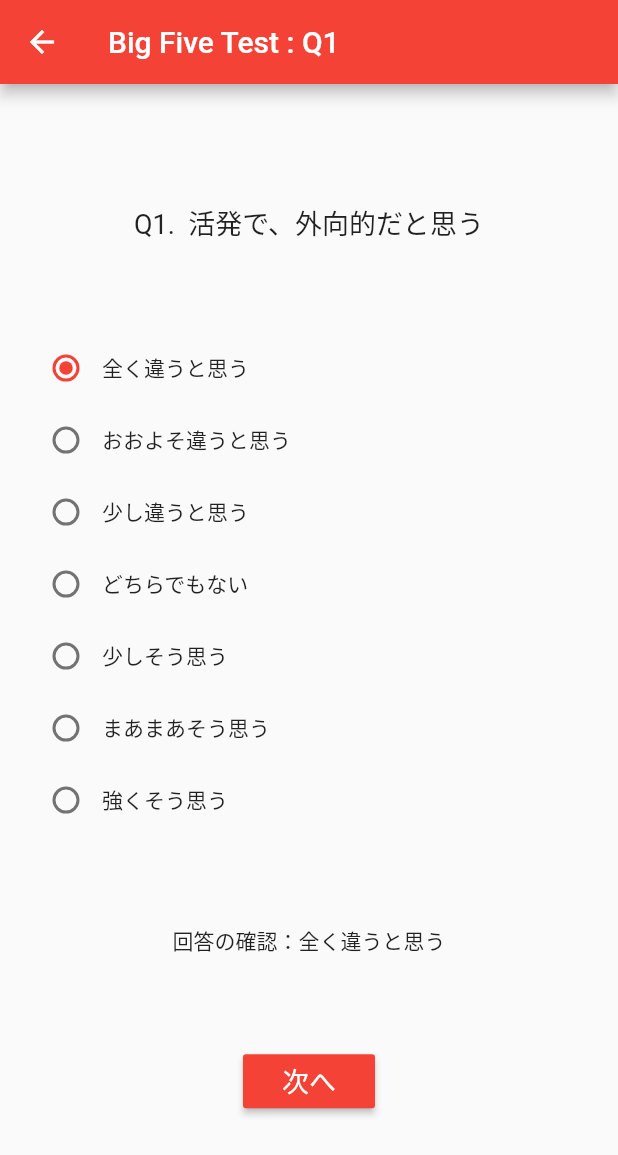
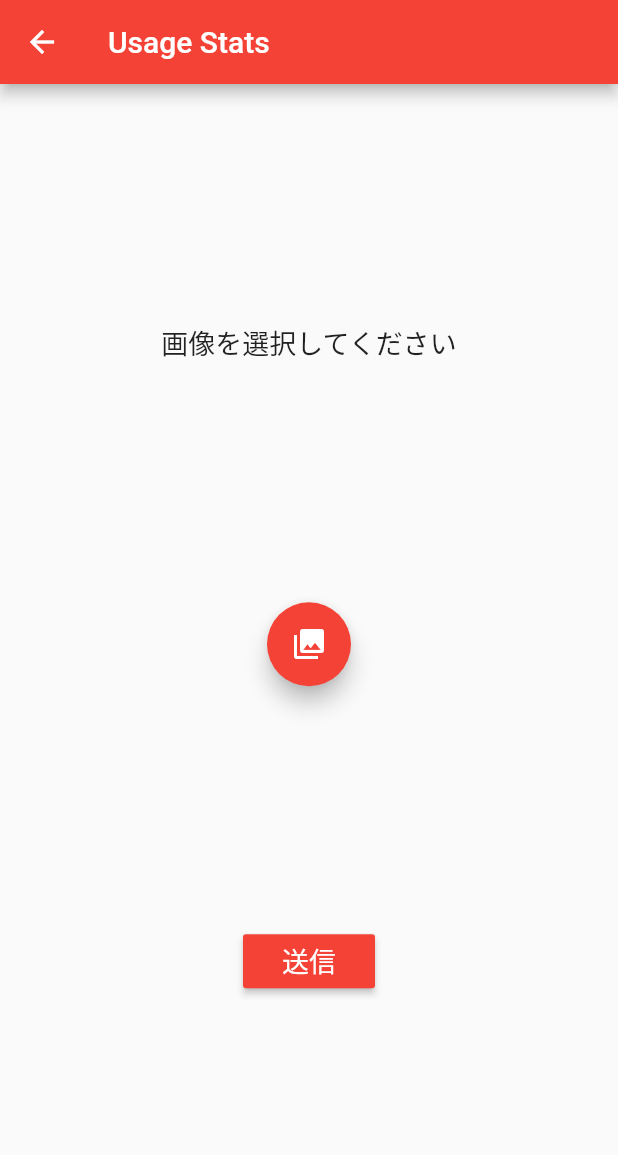
Before and after one commit to yuu789/collect-logs, a Flutter app: the screen it shows after launch, tab 2 chosen, after a tap on "はじめる", on a phone screen of 412 x 824 dp. Shown: the top 1155 px of the screen. Run offline on Flutter 3.47's test engine with Material 2 defaults, Android fonts, the phone set to English and light mode, and no system bars; our stand-ins replace image_picker; missing offline and left inert: azblob.

Commit message:
complete to send image to azure blob storage

```diff
--- a/lib/main.dart
+++ b/lib/main.dart
@@ -1,5 +1,6 @@
 import 'package:myapp/meal_report.dart';
 import 'package:myapp/personality_test.dart';
+import 'package:myapp/screen_time_picker.dart';
 
 import 'package:flutter/material.dart';
 // import 'dart:convert';
@@ -14,7 +15,7 @@ void main() => runApp(
         routes: {
           '/': (context) => MainPersistentTabBar(),
           // '/second': (context) => SecondScreen(),
-          '/meal_report': (context) => MealReport(),
+          // '/meal_report': (context) => MealReport(),
           // '/personaliry_test': (context) => PersonalityTest(0),
         },
       ),
@@ -23,7 +24,7 @@ void main() => runApp(
 class MainPersistentTabBar extends StatelessWidget {
   @override
   Widget build(BuildContext context) => DefaultTabController(
-        length: 2,
+        length: 3,
         child: Scaffold(
           appBar: AppBar(
             title: Text('App'),
@@ -32,6 +33,10 @@ class MainPersistentTabBar extends StatelessWidget {
                 Tab(
                   icon: Icon(Icons.lunch_dining),
                   text: "Meal Report",
+                ),
+                Tab(
+                  icon: Icon(Icons.receipt_long_rounded),
+                  text: "Usage Stats",
                 ),
                 Tab(
                   icon: Icon(Icons.person_search_sharp),
@@ -43,6 +48,8 @@ class MainPersistentTabBar extends StatelessWidget {
           body: TabBarView(
             children: [
               Center(
+                child: Container(
+                  padding: EdgeInsets.all(20),
                   child: Column(
                       mainAxisAlignment: MainAxisAlignment.spaceEvenly,
                       children: [
@@ -54,7 +61,7 @@ class MainPersistentTabBar extends StatelessWidget {
                         ),
                         RaisedButton(
                           child: Text(
-                          '食事をレポート',
+                            'はじめる',
                             style: TextStyle(
                               fontSize: 18,
                               color: Colors.white,
@@ -73,7 +80,97 @@ class MainPersistentTabBar extends StatelessWidget {
                         ),
                       ]),
                 ),
-              Center(
+              ),
+              Container(
+                padding: EdgeInsets.all(20),
+                child: Column(
+                  mainAxisAlignment: MainAxisAlignment.spaceBetween,
+                  children: [
+                    Text('', style: TextStyle(fontSize: 0)),
+                    Text(
+                      'スクリーンタイムを撮影して\n送信してください',
+                      style: TextStyle(
+                        fontSize: 18,
+                      ),
+                    ),
+                    RaisedButton(
+                      child: Text(
+                        'はじめる',
+                        style: TextStyle(
+                          fontSize: 18,
+                          color: Colors.white,
+                        ),
+                      ),
+                      color: Colors.red,
+                      onPressed: () {
+                        Navigator.push(
+                          context,
+                          MaterialPageRoute(
+                            builder: (context) => ScreenTimePicker(),
+                          ),
+                        );
+                      },
+                      // onPressed: () {
+                      //   Navigator.pushNamed(context, '/personaliry_test');
+                      // },
+                    ),
+                    Column(
+                      crossAxisAlignment: CrossAxisAlignment.start,
+                      children: [
+                        // Text(
+                        //   '◆撮影してほしいもの',
+                        //   style: TextStyle(
+                        //     fontSize: 15,
+                        //   ),
+                        // ),
+                        RichText(
+                          text: TextSpan(
+                            style: Theme.of(context).textTheme.bodyText1,
+                            children: [
+                              WidgetSpan(
+                                child: Icon(
+                                  Icons.camera_alt,
+                                  size: 16,
+                                ),
+                              ),
+                              TextSpan(
+                                text: ' 撮影してほしいもの',
+                                style: TextStyle(
+                                  fontSize: 15,
+                                ),
+                              ),
+                            ],
+                          ),
+                        ),
+                        Text('', style: TextStyle(fontSize: 4)),
+                        Container(
+                          padding: EdgeInsets.symmetric(horizontal: 0),
+                          child: Column(
+                            children: [
+                              Text(
+                                'Android: 設定 > デジタルウェルビーイングとペアレンタルコントロール > ダッシュボード > 「更に表示」を押した画面',
+                                style: TextStyle(
+                                  fontSize: 14,
+                                ),
+                              ),
+                              Text('', style: TextStyle(fontSize: 3)),
+                              Text(
+                                'iOS: 設定 > スクリーンタイム > すべてのアクティビティを確認する > よく使われたもの > 「表示を増やす」を押した画面',
+                                style: TextStyle(
+                                  fontSize: 14,
+                                ),
+                              ),
+                            ],
+                          ),
+                        ),
+                      ],
+                    ),
+                  ],
+                ),
+              ),
+              Container(
+                padding: EdgeInsets.all(20),
+                child: Center(
                   //child: Text("Page 2")
                   // child: PersonalityTest(),
                   child: Column(
@@ -102,7 +199,8 @@ class MainPersistentTabBar extends StatelessWidget {
                             Navigator.push(
                               context,
                               MaterialPageRoute(
-                              builder: (context) => PersonalityTest(0, ansArr),
+                                builder: (context) =>
+                                    PersonalityTest(0, ansArr),
                               ),
                             );
                           },
@@ -112,6 +210,7 @@ class MainPersistentTabBar extends StatelessWidget {
                         ),
                       ),
                     ],
+                  ),
                 ),
               ),
             ],
--- a/lib/meal_report.dart
+++ b/lib/meal_report.dart
@@ -130,11 +130,11 @@ class MealReportState extends State<MealReport> {
     }
   }
 
-  var _scaffoldKey = GlobalKey<ScaffoldState>();
+  // var _scaffoldKey = GlobalKey<ScaffoldState>();
 
   @override
   Widget build(BuildContext context) => Scaffold(
-        key: _scaffoldKey,
+        // key: _scaffoldKey,
         appBar: AppBar(
           title: Text('Meal Report'),
         ),
--- /dev/null
+++ b/lib/screen_time_picker.dart
@@ -0,0 +1,129 @@
+import 'dart:io';
+import 'dart:typed_data';
+
+import 'package:flutter/material.dart';
+import 'package:image_picker/image_picker.dart';
+import 'package:azblob/azblob.dart';
+import 'package:mime/mime.dart';
+import 'package:myapp/complete_answer.dart';
+import 'package:path/path.dart';
+
+class ScreenTimePicker extends StatefulWidget {
+  @override
+  _ScreenTimePickerState createState() => _ScreenTimePickerState();
+}
+
+class _ScreenTimePickerState extends State<ScreenTimePicker> {
+  File _image;
+  final picker = ImagePicker();
+  var pickedFileGlobal;
+
+  Future getImageFromGallery() async {
+    final pickedFile = await picker.getImage(source: ImageSource.gallery);
+    setState(() {
+      _image = File(pickedFile.path);
+      pickedFileGlobal = pickedFile;
+    });
+  }
+
+  Future uploadImageToAzure(BuildContext context) async {
+    try {
+      String fileName = basename(pickedFileGlobal.path);
+      // read file as Uint8List
+      Uint8List content = await pickedFileGlobal.readAsBytes();
+      var storage = AzureStorage.parse(
+          'DefaultEndpointsProtocol=https;AccountName=usagestorageforapp;AccountKey=Gdx/hbTcyCd0bpyeWFd613E/TF+BWpjh7yWf+ei5C6vC4ilaIXcFXzVMRctkJPWM8+J0Jx168blXgS7MgOIaig==;EndpointSuffix=core.windows.net');
+      String container = "usage-storage";
+      // get the mine type of the file
+      String contentType = lookupMimeType(fileName);
+      await storage.putBlob('/$container/$fileName',
+          bodyBytes: content,
+          contentType: contentType,
+          type: BlobType.BlockBlob);
+      print("done");
+    } on AzureStorageException catch (ex) {
+      print('ex.message');
+      print(ex.message);
+    } catch (err) {
+      print('image is not selected.');
+      print(err);
+    }
+  }
+
+  @override
+  Widget build(BuildContext context) => Scaffold(
+        appBar: AppBar(
+          title: Text('Usage Stats'),
+        ),
+        body: Center(
+          child: Column(
+            crossAxisAlignment: CrossAxisAlignment.center,
+            mainAxisAlignment: MainAxisAlignment.spaceEvenly,
+            children: [
+              Row(
+                mainAxisAlignment: MainAxisAlignment.spaceEvenly,
+                children: [
+                  Container(
+                      // width: 300,
+                      child: _image == null
+                          ? Text(
+                              '画像を選択してください',
+                              style: TextStyle(fontSize: 18),
+                            )
+                          : Image.file(_image, width: 300)),
+                ],
+              ),
+              Row(
+                mainAxisAlignment: MainAxisAlignment.spaceAround,
+                children: [
+                  FloatingActionButton(
+                    onPressed: () {
+                      getImageFromGallery();
+                    },
+                    tooltip: 'スクリーンショットを選択',
+                    child: Icon(Icons.photo_library),
+                  ),
+                ],
+              ),
+              // Container(
+              //   child: _image == null
+              //       ? Text('')
+              //       : Text(
+              //           '送信してください',
+              //           style: TextStyle(fontSize: 18),
+              //         ),
+              // ),
+              Row(
+                mainAxisAlignment: MainAxisAlignment.spaceAround,
+                children: [
+                  RaisedButton(
+                    onPressed: () {
+                      // send to Azure Storage endpoint
+                      uploadImageToAzure(context);
+                      if (_image == null) {
+                        // stay
+                      } else {
+                        Navigator.push(
+                          context,
+                          MaterialPageRoute(
+                            builder: (context) => CompleteAnswer(),
+                          ),
+                        );
+                      }
+                    },
+                    color: Colors.red,
+                    child: Text(
+                      '送信',
+                      style: TextStyle(
+                        fontSize: 18,
+                        color: Colors.white,
+                      ),
+                    ),
+                  ),
+                ],
+              ),
+            ],
+          ),
+        ),
+      );
+}
```
Also changed, not shown: lib/complete_answer.dart (+10 -15 lines), pubspec.yaml (+7 -1 lines), pubspec.lock, 3 other files. Lines whose indentation alone changed are shown as unchanged.
